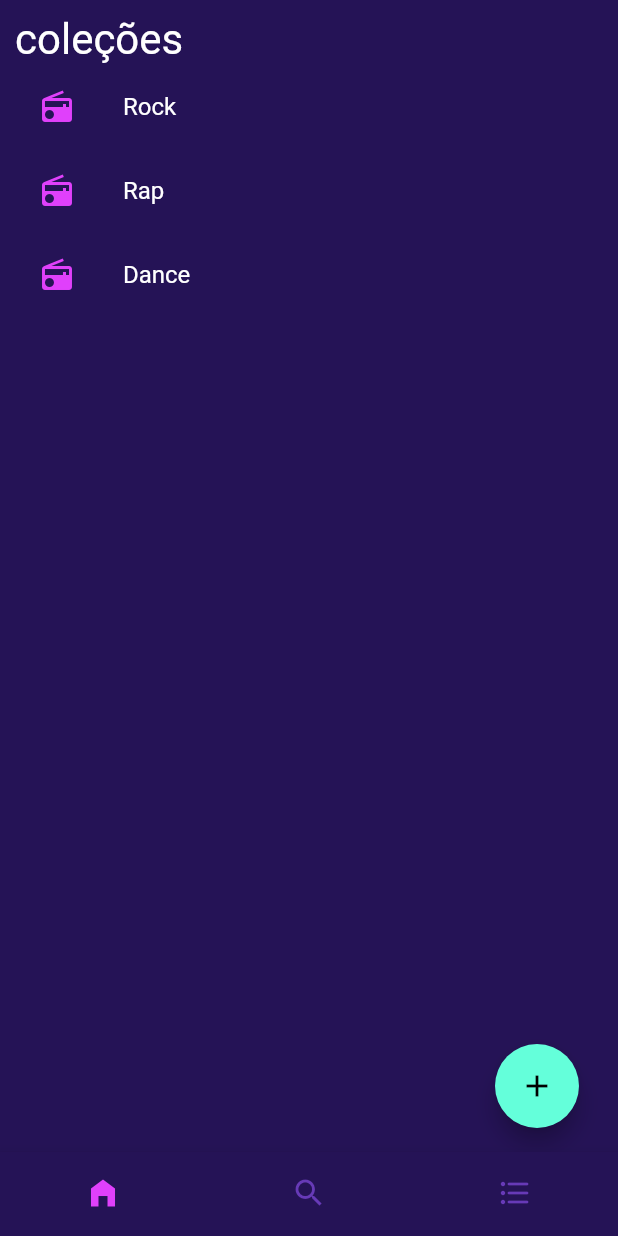
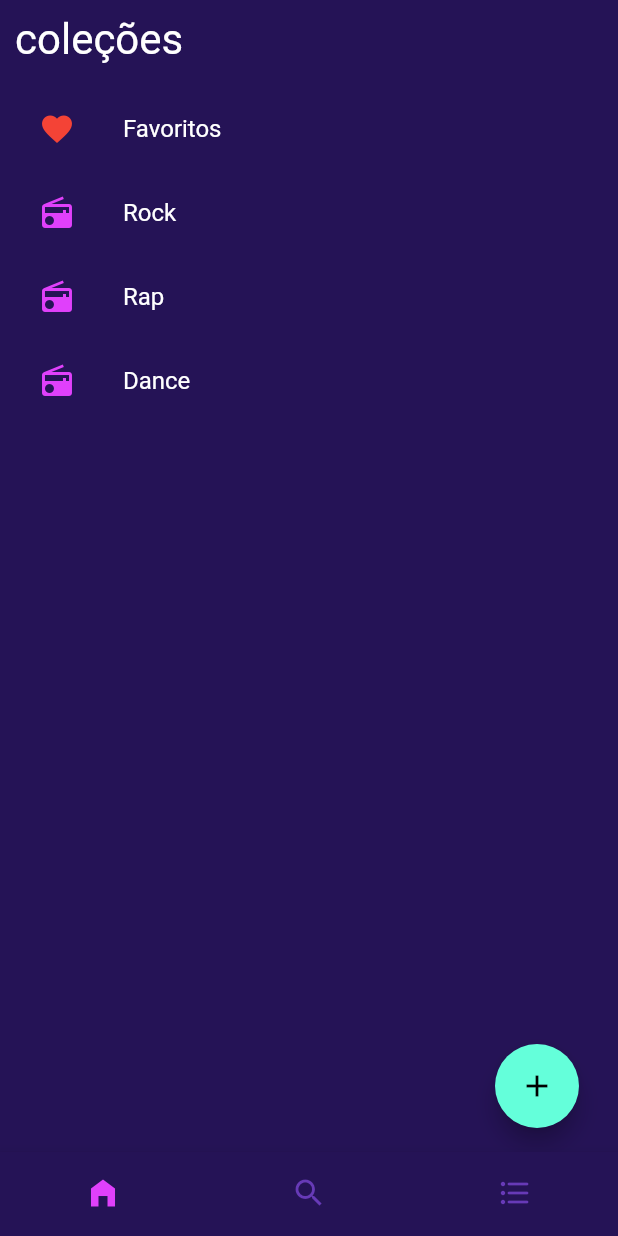
Before and after one commit to arm-software-inc/tuneradio.mobile, a Flutter app: the screen it shows after launch, swiped to page 3, on a phone screen of 412 x 824 dp. Run offline on Flutter 3.47's test engine with Material 2 defaults, Android fonts, the phone set to English and light mode, and no system bars; our stand-ins replace bloc, equatable, flutter_bloc, hive, hive_flutter, just_audio and 2 more; accounts and stored records are empty; network calls fail.

Commit message:
feat: favorites

```diff
--- a/lib/app/components/player/player_component.dart
+++ b/lib/app/components/player/player_component.dart
@@ -81,9 +81,7 @@ class PlayerComponentState extends State<PlayerComponent> {
   Widget _cover(String coverUrl) {
     return Container(
       padding: const EdgeInsets.all(5),
-      child: FittedBox(
-        child: coverUrl.isEmpty ? const Icon(Icons.radio) : Image.network(coverUrl),
-      ),
+      child: coverUrl.isEmpty ? const Icon(Icons.radio) : Image.network(coverUrl),
     );
   }
 }
--- a/lib/app/helpers/constants.dart
+++ b/lib/app/helpers/constants.dart
@@ -21,4 +21,5 @@ class Constants {
   static const String home = "home";
   static const String loading = "carregando...";
   static const String error = "erro";
+  static const String favorites = "Favoritos";
 }
--- a/lib/app/pages/collection/collections_page.dart
+++ b/lib/app/pages/collection/collections_page.dart
@@ -2,10 +2,10 @@
 import 'package:flutter_bloc/flutter_bloc.dart';
 import 'package:radiao/app/components/loading/loading_component.dart';
 import 'package:radiao/app/helpers/constants.dart';
-import 'package:radiao/app/models/station_collection.dart';
 import 'package:radiao/app/pages/collection/collection_page.dart';
 import 'package:radiao/app/pages/collection/collections_bloc.dart';
 import 'package:radiao/app/pages/collection/collections_state.dart';
+import 'package:radiao/app/pages/favorite/favorite_page.dart';
 
 class CollectionsPage extends StatefulWidget {
   const CollectionsPage({ Key? key }) : super(key: key);
@@ -27,39 +27,43 @@
         onPressed: () => _showNewCollection(),
         child: const Icon(Icons.add),
       ),
-      body: Column(
-        crossAxisAlignment: CrossAxisAlignment.start,
-        children: [
-          const Text(Constants.collections, style: TextStyle(fontSize: 28),),
-          Expanded(
-            child: BlocBuilder<CollectionsBloc, CollectionsState>(
+      body: SingleChildScrollView(
+        child: Column(
+          crossAxisAlignment: CrossAxisAlignment.start,
+          children: [
+            const Text(Constants.collections, style: TextStyle(fontSize: 28)),
+            const SizedBox(height: 15),
+            ListTile(
+              onTap: () => Navigator.pushNamed(context, FavoritePage.routeName),
+              leading: const Icon(Icons.favorite, color: Colors.red),
+              title: const Text(Constants.favorites),
+            ),
+            BlocBuilder<CollectionsBloc, CollectionsState>(
               bloc: _bloc,
               builder: (_, state) {
                 if (state is LoadedState) {
-                  return _collections(state.collections);
+                  return Column(
+                    mainAxisSize: MainAxisSize.min,
+                    children: state.collections.map((e) {
+                      return ListTile(
+                        onTap: () {
+                          Navigator.of(context).pushNamed(
+                            "/collection",
+                            arguments: CollectionPageParams(e.id!, e.name),
+                          );
+                        },
+                        leading: const Icon(Icons.radio),
+                        title: Text(e.name),
+                      );
+                    }).toList(),
+                  );
                 }
 
                 return const LoadingComponent();
               },
             ),
-          ),
-        ],
-      ),
-    );
-  }
-
-  Widget _collections(List<StationCollection> collections) {
-    return ListView.builder(
-      itemCount: collections.length,
-      itemBuilder: (_, index) => ListTile(
-        onTap: () {
-          Navigator.of(context).pushNamed(
-            "/collection",
-            arguments: CollectionPageParams(collections[index].id!, collections[index].name),
-          );
-        },
-        leading: const Icon(Icons.radio),
-        title: Text(collections[index].name),
+          ],
+        ),
       ),
     );
   }
--- a/lib/main.dart
+++ b/lib/main.dart
@@ -6,6 +6,7 @@ import 'package:radiao/app/custom_theme.dart';
 import 'package:radiao/app/pages/collection/collection_bloc.dart';
 import 'package:radiao/app/pages/collection/collection_page.dart';
 import 'package:radiao/app/pages/collection/collections_bloc.dart';
+import 'package:radiao/app/pages/favorite/favorite_page.dart';
 import 'package:radiao/app/pages/main_page.dart';
 import 'package:radiao/app/pages/player/player_page.dart';
 import 'package:radiao/app/repository/collection_item_repository.dart';
@@ -45,6 +46,7 @@ class MyApp extends StatelessWidget {
             "/": MaterialPageRoute(builder: (_) => const MainPage()),
             "/player": MaterialPageRoute(builder: (_) => const PlayerPage()),
             "/collection": MaterialPageRoute(builder: (_) => CollectionPage(params: settings.arguments as CollectionPageParams,)),
+            FavoritePage.routeName: MaterialPageRoute(builder: (_) => const FavoritePage()),
           };
 
           return routes[settings.name];
```
Also changed, not shown: lib/app/pages/favorite/bloc/favorite_bloc.dart (added, +24 -0 lines), lib/app/pages/favorite/bloc/favorite_state.dart (added, +18 -0 lines), lib/app/pages/favorite/favorite_page.dart (added, +62 -0 lines), lib/app/repository/favorite_repository.dart (+7 -0 lines).
